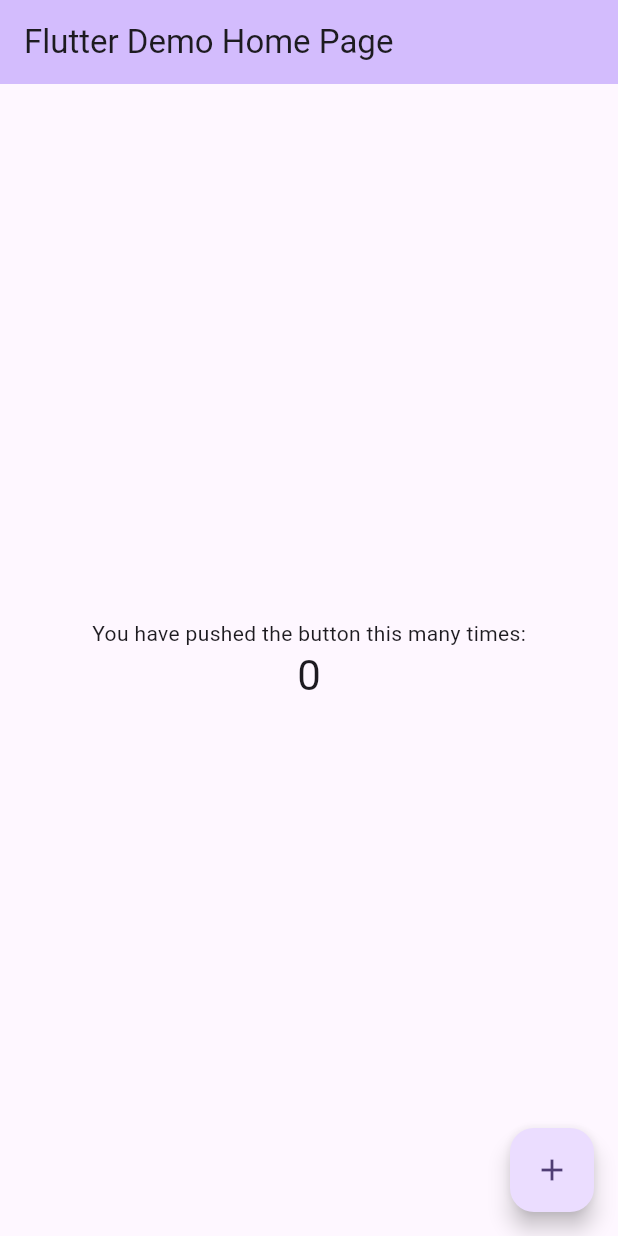
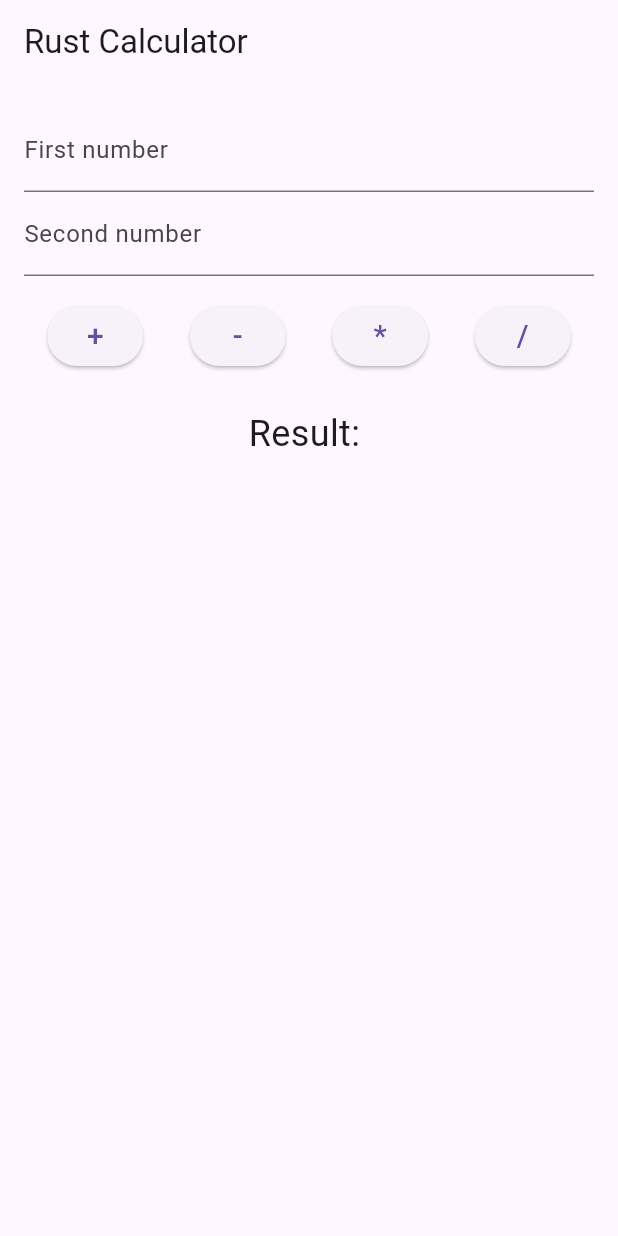
Before and after one commit to ChinmayTullu/flutter_ffi_calculator, a Flutter app: the screen it shows after launch, on a phone screen of 412 x 824 dp. Run offline on Flutter 3.47's test engine with Material 3 defaults, Android fonts, the light colour scheme and no system bars; missing offline and left inert: dart:ffi.

Commit message:
making screen for the calculator

```diff
--- a/lib/main.dart
+++ b/lib/main.dart
@@ -1,122 +1,85 @@
 import 'package:flutter/material.dart';
+import 'rust_bridge.dart';
 
 void main() {
-  runApp(const MyApp());
+  runApp(CalculatorApp());
 }
 
-class MyApp extends StatelessWidget {
-  const MyApp({super.key});
-
-  // This widget is the root of your application.
+class CalculatorApp extends StatelessWidget {
   @override
   Widget build(BuildContext context) {
     return MaterialApp(
-      title: 'Flutter Demo',
-      theme: ThemeData(
-        // This is the theme of your application.
-        //
-        // TRY THIS: Try running your application with "flutter run". You'll see
-        // the application has a purple toolbar. Then, without quitting the app,
-        // try changing the seedColor in the colorScheme below to Colors.green
-        // and then invoke "hot reload" (save your changes or press the "hot
-        // reload" button in a Flutter-supported IDE, or press "r" if you used
-        // the command line to start the app).
-        //
-        // Notice that the counter didn't reset back to zero; the application
-        // state is not lost during the reload. To reset the state, use hot
-        // restart instead.
-        //
-        // This works for code too, not just values: Most code changes can be
-        // tested with just a hot reload.
-        colorScheme: ColorScheme.fromSeed(seedColor: Colors.deepPurple),
-      ),
-      home: const MyHomePage(title: 'Flutter Demo Home Page'),
+      title: 'Rust FFI Calculator',
+      home: CalculatorScreen(),
     );
   }
 }
 
-class MyHomePage extends StatefulWidget {
-  const MyHomePage({super.key, required this.title});
-
-  // This widget is the home page of your application. It is stateful, meaning
-  // that it has a State object (defined below) that contains fields that affect
-  // how it looks.
-
-  // This class is the configuration for the state. It holds the values (in this
-  // case the title) provided by the parent (in this case the App widget) and
-  // used by the build method of the State. Fields in a Widget subclass are
-  // always marked "final".
-
-  final String title;
-
+class CalculatorScreen extends StatefulWidget {
   @override
-  State<MyHomePage> createState() => _MyHomePageState();
+  _CalculatorScreenState createState() => _CalculatorScreenState();
 }
 
-class _MyHomePageState extends State<MyHomePage> {
-  int _counter = 0;
+class _CalculatorScreenState extends State<CalculatorScreen> {
+  final TextEditingController _controller1 = TextEditingController();
+  final TextEditingController _controller2 = TextEditingController();
 
-  void _incrementCounter() {
+  String _result = '';
+
+  double _parse(String text) => double.tryParse(text) ?? 0;
+
+  void _calculate(String op) {
+    final a = _parse(_controller1.text);
+    final b = _parse(_controller2.text);
+    double res;
+
+    switch (op) {
+      case '+':
+        res = add(a, b);
+        break;
+      case '-':
+        res = subtract(a, b);
+        break;
+      case '*':
+        res = multiply(a, b);
+        break;
+      case '/':
+        res = divide(a, b);
+        break;
+      default:
+        res = double.nan;
+    }
+
     setState(() {
-      // This call to setState tells the Flutter framework that something has
-      // changed in this State, which causes it to rerun the build method below
-      // so that the display can reflect the updated values. If we changed
-      // _counter without calling setState(), then the build method would not be
-      // called again, and so nothing would appear to happen.
-      _counter++;
+      _result = res.toString();
     });
   }
 
   @override
   Widget build(BuildContext context) {
-    // This method is rerun every time setState is called, for instance as done
-    // by the _incrementCounter method above.
-    //
-    // The Flutter framework has been optimized to make rerunning build methods
-    // fast, so that you can just rebuild anything that needs updating rather
-    // than having to individually change instances of widgets.
     return Scaffold(
-      appBar: AppBar(
-        // TRY THIS: Try changing the color here to a specific color (to
-        // Colors.amber, perhaps?) and trigger a hot reload to see the AppBar
-        // change color while the other colors stay the same.
-        backgroundColor: Theme.of(context).colorScheme.inversePrimary,
-        // Here we take the value from the MyHomePage object that was created by
-        // the App.build method, and use it to set our appbar title.
-        title: Text(widget.title),
-      ),
-      body: Center(
-        // Center is a layout widget. It takes a single child and positions it
-        // in the middle of the parent.
+      appBar: AppBar(title: Text('Rust Calculator')),
+      body: Padding(
+        padding: const EdgeInsets.all(16.0),
         child: Column(
-          // Column is also a layout widget. It takes a list of children and
-          // arranges them vertically. By default, it sizes itself to fit its
-          // children horizontally, and tries to be as tall as its parent.
-          //
-          // Column has various properties to control how it sizes itself and
-          // how it positions its children. Here we use mainAxisAlignment to
-          // center the children vertically; the main axis here is the vertical
-          // axis because Columns are vertical (the cross axis would be
-          // horizontal).
-          //
-          // TRY THIS: Invoke "debug painting" (choose the "Toggle Debug Paint"
-          // action in the IDE, or press "p" in the console), to see the
-          // wireframe for each widget.
-          mainAxisAlignment: MainAxisAlignment.center,
-          children: <Widget>[
-            const Text('You have pushed the button this many times:'),
-            Text(
-              '$_counter',
-              style: Theme.of(context).textTheme.headlineMedium,
+          children: [
+            TextField(controller: _controller1, decoration: InputDecoration(labelText: 'First number'), keyboardType: TextInputType.number),
+            TextField(controller: _controller2, decoration: InputDecoration(labelText: 'Second number'), keyboardType: TextInputType.number),
+            SizedBox(height: 16),
+            Row(
+              mainAxisAlignment: MainAxisAlignment.spaceAround,
+              children: ['+', '-', '*', '/'].map((op) {
+                return ElevatedButton(
+                  onPressed: () => _calculate(op),
+                  child: Text(op, style: TextStyle(fontSize: 20)),
+                );
+              }).toList(),
             ),
+            SizedBox(height: 24),
+            Text('Result: $_result', style: TextStyle(fontSize: 24)),
           ],
         ),
       ),
-      floatingActionButton: FloatingActionButton(
-        onPressed: _incrementCounter,
-        tooltip: 'Increment',
-        child: const Icon(Icons.add),
-      ), // This trailing comma makes auto-formatting nicer for build methods.
     );
   }
 }
```
